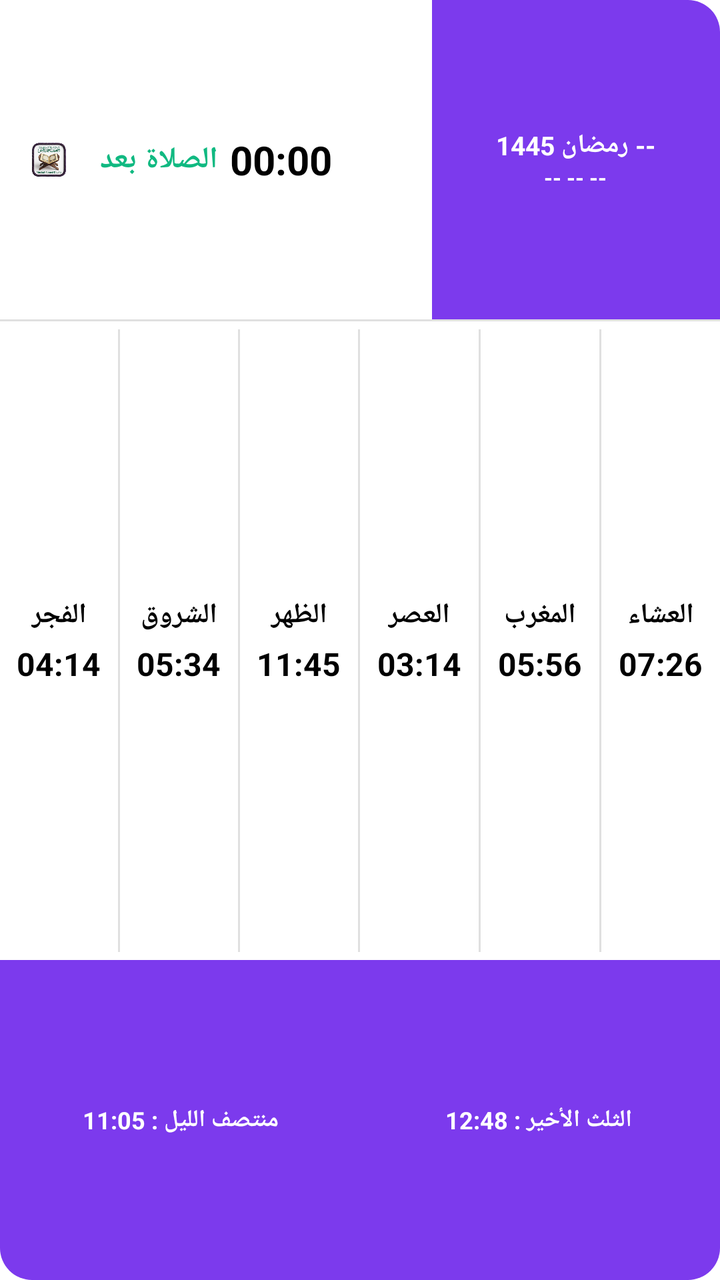
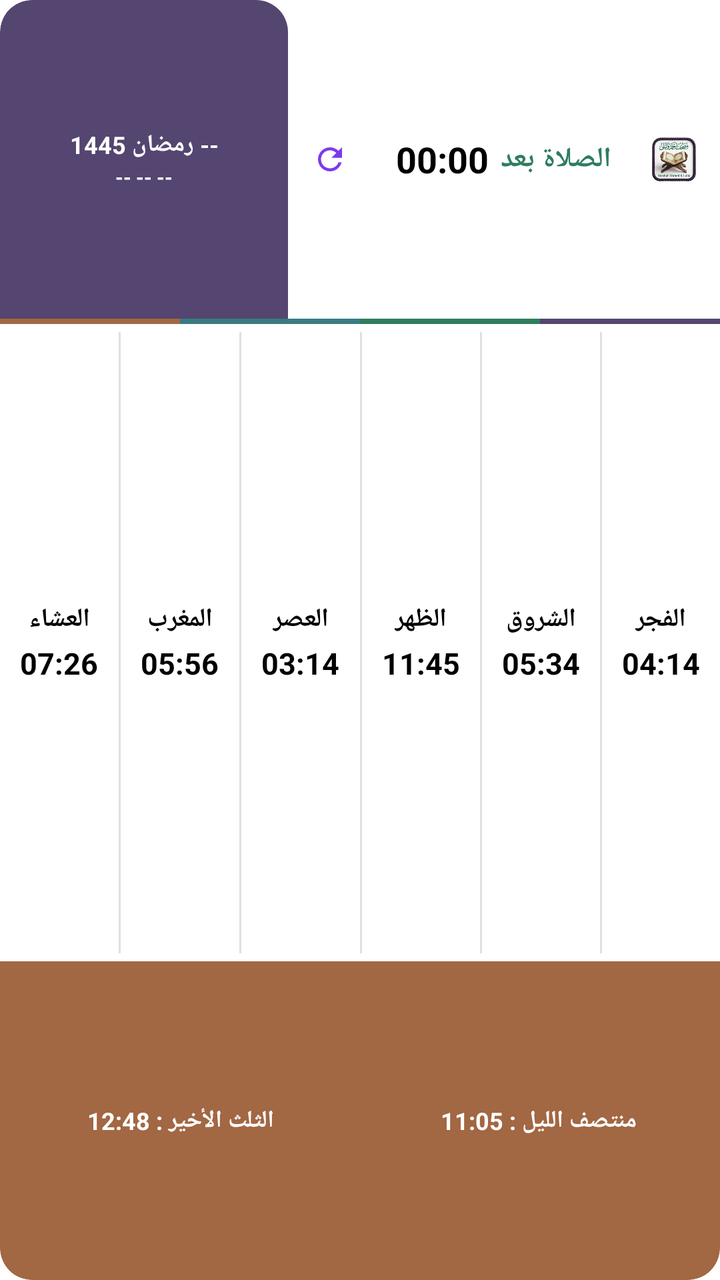

Compare the two renders of this Android layout. The source of the first and the diff that turns it into the second are given below.
<!-- AndroidManifest.xml: application theme AppTheme.NoActionBar -->
<!-- res/layout/prayer_widget.xml -->
<?xml version="1.0" encoding="utf-8"?>
<LinearLayout xmlns:android="http://schemas.android.com/apk/res/android"
    android:id="@+id/widget_root"
    android:layout_width="match_parent"
    android:layout_height="match_parent"
    android:orientation="vertical"
    android:background="@drawable/widget_bg_white"
    android:layout_margin="0dp"
    android:padding="0dp">

    
    <LinearLayout
        android:layout_width="match_parent"
        android:layout_height="0dp"
        android:layout_weight="25"
        android:orientation="horizontal"
        android:baselineAligned="false">

        
        <RelativeLayout
            android:layout_width="0dp"
            android:layout_weight="6"
            android:layout_height="match_parent"
            android:background="@drawable/widget_top_right_bg"
            android:padding="0dp">

            <ImageView
                android:id="@+id/widget_app_icon_small"
                android:layout_width="17dp"
                android:layout_height="17dp"
                android:src="@mipmap/ic_launcher"
                android:layout_alignParentStart="true"
                android:layout_alignParentRight="true"
                android:layout_centerVertical="true"
                android:layout_marginStart="16dp"
                android:layout_marginRight="16dp" />

            <ImageView
                android:id="@+id/widget_app_icon_large"
                android:layout_width="36dp"
                android:layout_height="36dp"
                android:src="@mipmap/ic_launcher"
                android:layout_alignParentStart="true"
                android:layout_alignParentRight="true"
                android:layout_centerVertical="true"
                android:layout_marginStart="12dp"
                android:layout_marginRight="12dp"
                android:visibility="gone" />

            <LinearLayout
                android:layout_width="wrap_content"
                android:layout_height="wrap_content"
                android:orientation="horizontal"
                android:layout_centerInParent="true"
                android:gravity="center">

                <TextView
                    android:id="@+id/widget_next_prayer_name"
                    android:layout_width="wrap_content"
                    android:layout_height="wrap_content"
                    android:text="الصلاة بعد"
                    android:textColor="#10b981"
                    android:textSize="15sp"
                    android:textStyle="bold"
                    android:layout_marginEnd="6dp" />

                <Chronometer
                    android:id="@+id/widget_next_prayer_time"
                    android:layout_width="wrap_content"
                    android:layout_height="wrap_content"
                    android:textColor="#000000"
                    android:textSize="20sp"
                    android:textStyle="bold"
                    android:layout_marginTop="0dp"
                    android:countDown="true" />
            </LinearLayout>
        </RelativeLayout>

        
        <LinearLayout
            android:id="@+id/widget_left_section"
            android:layout_width="0dp"
            android:layout_weight="4"
            android:layout_height="match_parent"
            android:background="@drawable/widget_left_bg"
            android:orientation="horizontal"
            android:gravity="center"
            android:padding="4dp">

            <LinearLayout
                android:layout_width="wrap_content"
                android:layout_height="wrap_content"
                android:orientation="vertical"
                android:gravity="center">

                <TextView
                    android:id="@+id/widget_hijri_date"
                    android:layout_width="wrap_content"
                    android:layout_height="wrap_content"
                    android:text="-- رمضان 1445"
                    android:textColor="#FFFFFF"
                    android:textSize="13sp"
                    android:textStyle="bold"
                    android:layout_marginTop="0dp" />

                <TextView
                    android:id="@+id/widget_gregorian_date"
                    android:layout_width="wrap_content"
                    android:layout_height="wrap_content"
                    android:text="-- -- --"
                    android:textColor="#FFFFFF"
                    android:textSize="11sp"
                    android:textStyle="bold"
                    android:layout_marginTop="0dp" />
            </LinearLayout>
        </LinearLayout>
    </LinearLayout>

    
    <FrameLayout
        android:layout_width="match_parent"
        android:layout_height="1dp"
        android:background="#E0E0E0" />

    
    <LinearLayout
        android:layout_width="match_parent"
        android:layout_height="0dp"
        android:layout_weight="50"
        android:orientation="horizontal"
        android:background="#FFFFFF"
        android:paddingTop="2dp"
        android:paddingBottom="2dp">

        
        <LinearLayout android:id="@+id/col_fajr" android:layout_width="0dp" android:layout_weight="1" android:layout_height="match_parent" android:orientation="vertical" android:gravity="center">
            <TextView android:id="@+id/name_fajr" android:layout_width="wrap_content" android:layout_height="wrap_content" android:text="الفجر" android:textColor="#000000" android:textSize="14sp" android:textStyle="bold"/>
            <TextView android:id="@+id/time_fajr" android:layout_width="wrap_content" android:layout_height="wrap_content" android:text="04:14" android:textColor="#000000" android:textSize="16sp" android:textStyle="bold" android:layout_marginTop="4dp"/>
        </LinearLayout>
        <FrameLayout android:layout_width="1dp" android:layout_height="match_parent" android:background="#E0E0E0" android:layout_marginTop="2dp" android:layout_marginBottom="2dp"/>

        
        <LinearLayout android:id="@+id/col_sunrise" android:layout_width="0dp" android:layout_weight="1" android:layout_height="match_parent" android:orientation="vertical" android:gravity="center">
            <TextView android:id="@+id/name_sunrise" android:layout_width="wrap_content" android:layout_height="wrap_content" android:text="الشروق" android:textColor="#000000" android:textSize="14sp" android:textStyle="bold"/>
            <TextView android:id="@+id/time_sunrise" android:layout_width="wrap_content" android:layout_height="wrap_content" android:text="05:34" android:textColor="#000000" android:textSize="16sp" android:textStyle="bold" android:layout_marginTop="4dp"/>
        </LinearLayout>
        <FrameLayout android:layout_width="1dp" android:layout_height="match_parent" android:background="#E0E0E0" android:layout_marginTop="2dp" android:layout_marginBottom="2dp"/>

        
        <LinearLayout android:id="@+id/col_dhuhr" android:layout_width="0dp" android:layout_weight="1" android:layout_height="match_parent" android:orientation="vertical" android:gravity="center">
            <TextView android:id="@+id/name_dhuhr" android:layout_width="wrap_content" android:layout_height="wrap_content" android:text="الظهر" android:textColor="#000000" android:textSize="14sp" android:textStyle="bold"/>
            <TextView android:id="@+id/time_dhuhr" android:layout_width="wrap_content" android:layout_height="wrap_content" android:text="11:45" android:textColor="#000000" android:textSize="16sp" android:textStyle="bold" android:layout_marginTop="4dp"/>
        </LinearLayout>
        <FrameLayout android:layout_width="1dp" android:layout_height="match_parent" android:background="#E0E0E0" android:layout_marginTop="2dp" android:layout_marginBottom="2dp"/>

        
        <LinearLayout android:id="@+id/col_asr" android:layout_width="0dp" android:layout_weight="1" android:layout_height="match_parent" android:orientation="vertical" android:gravity="center">
            <TextView android:id="@+id/name_asr" android:layout_width="wrap_content" android:layout_height="wrap_content" android:text="العصر" android:textColor="#000000" android:textSize="14sp" android:textStyle="bold"/>
            <TextView android:id="@+id/time_asr" android:layout_width="wrap_content" android:layout_height="wrap_content" android:text="03:14" android:textColor="#000000" android:textSize="16sp" android:textStyle="bold" android:layout_marginTop="4dp"/>
        </LinearLayout>
        <FrameLayout android:layout_width="1dp" android:layout_height="match_parent" android:background="#E0E0E0" android:layout_marginTop="2dp" android:layout_marginBottom="2dp"/>

        
        <LinearLayout android:id="@+id/col_maghrib" android:layout_width="0dp" android:layout_weight="1" android:layout_height="match_parent" android:orientation="vertical" android:gravity="center">
            <TextView android:id="@+id/name_maghrib" android:layout_width="wrap_content" android:layout_height="wrap_content" android:text="المغرب" android:textColor="#000000" android:textSize="14sp" android:textStyle="bold"/>
            <TextView android:id="@+id/time_maghrib" android:layout_width="wrap_content" android:layout_height="wrap_content" android:text="05:56" android:textColor="#000000" android:textSize="16sp" android:textStyle="bold" android:layout_marginTop="4dp"/>
        </LinearLayout>
        <FrameLayout android:layout_width="1dp" android:layout_height="match_parent" android:background="#E0E0E0" android:layout_marginTop="2dp" android:layout_marginBottom="2dp"/>

        
        <LinearLayout android:id="@+id/col_isha" android:layout_width="0dp" android:layout_weight="1" android:layout_height="match_parent" android:orientation="vertical" android:gravity="center">
            <TextView android:id="@+id/name_isha" android:layout_width="wrap_content" android:layout_height="wrap_content" android:text="العشاء" android:textColor="#000000" android:textSize="14sp" android:textStyle="bold"/>
            <TextView android:id="@+id/time_isha" android:layout_width="wrap_content" android:layout_height="wrap_content" android:text="07:26" android:textColor="#000000" android:textSize="16sp" android:textStyle="bold" android:layout_marginTop="4dp"/>
        </LinearLayout>
    </LinearLayout>

    
    <LinearLayout
        android:id="@+id/widget_bottom_section"
        android:layout_width="match_parent"
        android:layout_height="0dp"
        android:layout_weight="25"
        android:orientation="horizontal"
        android:background="@drawable/widget_bottom_bg"
        android:padding="1dp"
        android:gravity="center">

        <TextView
            android:id="@+id/widget_midnight"
            android:layout_width="0dp"
            android:layout_weight="1"
            android:layout_height="match_parent"
            android:text="منتصف الليل : 11:05"
            android:textColor="#FFFFFF"
            android:textSize="12sp"
            android:textStyle="bold"
            android:gravity="center" />

        <TextView
            android:id="@+id/widget_last_third"
            android:layout_width="0dp"
            android:layout_weight="1"
            android:layout_height="match_parent"
            android:text="الثلث الأخير : 12:48"
            android:textColor="#FFFFFF"
            android:textSize="12sp"
            android:textStyle="bold"
            android:gravity="center" />
    </LinearLayout>
</LinearLayout>
<!-- resources referenced by this layout -->
<resources>
  <!-- drawable widget_bg_white (drawable) -->
  <?xml version="1.0" encoding="utf-8"?>
  <shape xmlns:android="http://schemas.android.com/apk/res/android">
      <solid android:color="#FFFFFF" />
      <corners android:radius="16dp" />
  </shape>
  <!-- drawable widget_bottom_bg (drawable) -->
  <?xml version="1.0" encoding="utf-8"?>
  <shape xmlns:android="http://schemas.android.com/apk/res/android">
      <solid android:color="#7c3aed" />
      <corners android:bottomLeftRadius="16dp" android:bottomRightRadius="16dp" />
  </shape>
  <!-- drawable widget_left_bg (drawable) -->
  <?xml version="1.0" encoding="utf-8"?>
  <shape xmlns:android="http://schemas.android.com/apk/res/android">
      <solid android:color="#7c3aed" />
      <corners android:topRightRadius="16dp" />
  </shape>
  <!-- drawable widget_top_right_bg (drawable) -->
  <?xml version="1.0" encoding="utf-8"?>
  <shape xmlns:android="http://schemas.android.com/apk/res/android">
      <solid android:color="#FFFFFF" />
      <corners android:topLeftRadius="16dp" />
  </shape>
  <!-- mipmap ic_launcher: png bitmap (mipmap-hdpi, 17093 bytes) -->
</resources>

<!-- the commit's change to res/layout/prayer_widget.xml (unified diff, before → after) -->
@@ -4,7 +4,9 @@
     android:layout_width="match_parent"
     android:layout_height="match_parent"
     android:orientation="vertical"
+    android:layoutDirection="rtl"
     android:background="@drawable/widget_bg_white"
+    android:clipToOutline="true"
     android:layout_margin="0dp"
     android:padding="0dp">
 
@@ -18,36 +20,38 @@
 
         
         <RelativeLayout
+            android:id="@+id/widget_top_right_section"
             android:layout_width="0dp"
             android:layout_weight="6"
             android:layout_height="match_parent"
             android:background="@drawable/widget_top_right_bg"
             android:padding="0dp">
 
+            
             <ImageView
                 android:id="@+id/widget_app_icon_small"
-                android:layout_width="17dp"
-                android:layout_height="17dp"
+                android:layout_width="22dp"
+                android:layout_height="22dp"
                 android:src="@mipmap/ic_launcher"
                 android:layout_alignParentStart="true"
-                android:layout_alignParentRight="true"
                 android:layout_centerVertical="true"
-                android:layout_marginStart="16dp"
-                android:layout_marginRight="16dp" />
+                android:layout_marginStart="12dp"
+                android:contentDescription="App Icon" />
 
             <ImageView
                 android:id="@+id/widget_app_icon_large"
-                android:layout_width="36dp"
-                android:layout_height="36dp"
+                android:layout_width="34dp"
+                android:layout_height="34dp"
                 android:src="@mipmap/ic_launcher"
                 android:layout_alignParentStart="true"
-                android:layout_alignParentRight="true"
                 android:layout_centerVertical="true"
                 android:layout_marginStart="12dp"
-                android:layout_marginRight="12dp"
-                android:visibility="gone" />
-
+                android:visibility="gone"
+                android:contentDescription="App Icon Large" />
+
+            
             <LinearLayout
+                android:id="@+id/widget_next_prayer_container"
                 android:layout_width="wrap_content"
                 android:layout_height="wrap_content"
                 android:orientation="horizontal"
@@ -59,8 +63,8 @@
                     android:layout_width="wrap_content"
                     android:layout_height="wrap_content"
                     android:text="الصلاة بعد"
-                    android:textColor="#10b981"
-                    android:textSize="15sp"
+                    android:textColor="#2E7D5E"
+                    android:textSize="14sp"
                     android:textStyle="bold"
                     android:layout_marginEnd="6dp" />
 
@@ -69,11 +73,33 @@
                     android:layout_width="wrap_content"
                     android:layout_height="wrap_content"
                     android:textColor="#000000"
-                    android:textSize="20sp"
+                    android:textSize="18sp"
                     android:textStyle="bold"
                     android:layout_marginTop="0dp"
                     android:countDown="true" />
+
+                <TextView
+                    android:id="@+id/widget_next_prayer_time_en"
+                    android:layout_width="wrap_content"
+                    android:layout_height="wrap_content"
+                    android:textColor="#000000"
+                    android:textSize="18sp"
+                    android:textStyle="bold"
+                    android:layout_marginTop="0dp"
+                    android:visibility="gone" />
             </LinearLayout>
+
+            
+            <ImageView
+                android:id="@+id/widget_btn_refresh"
+                android:layout_width="22dp"
+                android:layout_height="22dp"
+                android:src="@drawable/ic_widget_refresh"
+                android:layout_alignParentEnd="true"
+                android:layout_centerVertical="true"
+                android:layout_marginEnd="10dp"
+                android:padding="2dp"
+                android:contentDescription="Refresh" />
         </RelativeLayout>
 
         
@@ -83,94 +109,125 @@
             android:layout_weight="4"
             android:layout_height="match_parent"
             android:background="@drawable/widget_left_bg"
-            android:orientation="horizontal"
+            android:orientation="vertical"
             android:gravity="center"
-            android:padding="4dp">
-
-            <LinearLayout
-                android:layout_width="wrap_content"
+            android:clickable="true"
+            android:focusable="true"
+            android:paddingStart="4dp"
+            android:paddingEnd="4dp">
+
+            <TextView
+                android:id="@+id/widget_hijri_date"
+                android:layout_width="match_parent"
                 android:layout_height="wrap_content"
-                android:orientation="vertical"
-                android:gravity="center">
-
-                <TextView
-                    android:id="@+id/widget_hijri_date"
-                    android:layout_width="wrap_content"
-                    android:layout_height="wrap_content"
-                    android:text="-- رمضان 1445"
-                    android:textColor="#FFFFFF"
-                    android:textSize="13sp"
-                    android:textStyle="bold"
-                    android:layout_marginTop="0dp" />
-
-                <TextView
-                    android:id="@+id/widget_gregorian_date"
-                    android:layout_width="wrap_content"
-                    android:layout_height="wrap_content"
-                    android:text="-- -- --"
-                    android:textColor="#FFFFFF"
-                    android:textSize="11sp"
-                    android:textStyle="bold"
-                    android:layout_marginTop="0dp" />
-            </LinearLayout>
-        </LinearLayout>
-    </LinearLayout>
-
-    
-    <FrameLayout
-        android:layout_width="match_parent"
-        android:layout_height="1dp"
-        android:background="#E0E0E0" />
-
-    
-    <LinearLayout
+                android:text="-- رمضان 1445"
+                android:textColor="#FFFFFF"
+                android:textSize="12sp"
+                android:textStyle="bold"
+                android:gravity="center"
+                android:textAlignment="center"
+                android:singleLine="true" />
+
+            <TextView
+                android:id="@+id/widget_gregorian_date"
+                android:layout_width="match_parent"
+                android:layout_height="wrap_content"
+                android:text="-- -- --"
+                android:textColor="#FFFFFF"
+                android:textSize="10sp"
+                android:textStyle="bold"
+                android:gravity="center"
+                android:textAlignment="center"
+                android:singleLine="true"
+                android:layout_marginTop="1dp" />
+        </LinearLayout>
+    </LinearLayout>
+
+    
+    <LinearLayout
+        android:id="@+id/widget_accent_strip"
+        android:layout_width="match_parent"
+        android:layout_height="2.5dp"
+        android:orientation="horizontal"
+        android:baselineAligned="false">
+        <FrameLayout
+            android:id="@+id/full_strip_purple"
+            android:layout_width="0dp"
+            android:layout_weight="1"
+            android:layout_height="match_parent"
+            android:background="#544670" />
+        <FrameLayout
+            android:id="@+id/full_strip_green"
+            android:layout_width="0dp"
+            android:layout_weight="1"
+            android:layout_height="match_parent"
+            android:background="#2E7D5E" />
+        <FrameLayout
+            android:id="@+id/full_strip_teal"
+            android:layout_width="0dp"
+            android:layout_weight="1"
+            android:layout_height="match_parent"
+            android:background="#3B7A82" />
+        <FrameLayout
+            android:id="@+id/full_strip_terracotta"
+            android:layout_width="0dp"
+            android:layout_weight="1"
+            android:layout_height="match_parent"
+            android:background="#A26743" />
+    </LinearLayout>
+
+    
+    <LinearLayout
+        android:id="@+id/widget_middle_section"
         android:layout_width="match_parent"
         android:layout_height="0dp"
         android:layout_weight="50"
         android:orientation="horizontal"
         android:background="#FFFFFF"
         android:paddingTop="2dp"
-        android:paddingBottom="2dp">
+        android:paddingBottom="2dp"
+        android:clickable="true"
+        android:focusable="true">
 
         
         <LinearLayout android:id="@+id/col_fajr" android:layout_width="0dp" android:layout_weight="1" android:layout_height="match_parent" android:orientation="vertical" android:gravity="center">
-            <TextView android:id="@+id/name_fajr" android:layout_width="wrap_content" android:layout_height="wrap_content" android:text="الفجر" android:textColor="#000000" android:textSize="14sp" android:textStyle="bold"/>
-            <TextView android:id="@+id/time_fajr" android:layout_width="wrap_content" android:layout_height="wrap_content" android:text="04:14" android:textColor="#000000" android:textSize="16sp" android:textStyle="bold" android:layout_marginTop="4dp"/>
-        </LinearLayout>
-        <FrameLayout android:layout_width="1dp" android:layout_height="match_parent" android:background="#E0E0E0" android:layout_marginTop="2dp" android:layout_marginBottom="2dp"/>
+            <TextView android:id="@+id/name_fajr" android:layout_width="wrap_content" android:layout_height="wrap_content" android:text="الفجر" android:textColor="#000000" android:textSize="13sp" android:textStyle="bold"/>
+            <TextView android:id="@+id/time_fajr" android:layout_width="wrap_content" android:layout_height="wrap_content" android:text="04:14" android:textColor="#000000" android:textSize="15sp" android:textStyle="bold" android:layout_marginTop="3dp"/>
+        </LinearLayout>
+        <FrameLayout android:id="@+id/sep_1" android:layout_width="1dp" android:layout_height="match_parent" android:background="#E0E0E0" android:layout_marginTop="2dp" android:layout_marginBottom="2dp"/>
 
         
         <LinearLayout android:id="@+id/col_sunrise" android:layout_width="0dp" android:layout_weight="1" android:layout_height="match_parent" android:orientation="vertical" android:gravity="center">
-            <TextView android:id="@+id/name_sunrise" android:layout_width="wrap_content" android:layout_height="wrap_content" android:text="الشروق" android:textColor="#000000" android:textSize="14sp" android:textStyle="bold"/>
-            <TextView android:id="@+id/time_sunrise" android:layout_width="wrap_content" android:layout_height="wrap_content" android:text="05:34" android:textColor="#000000" android:textSize="16sp" android:textStyle="bold" android:layout_marginTop="4dp"/>
-        </LinearLayout>
-        <FrameLayout android:layout_width="1dp" android:layout_height="match_parent" android:background="#E0E0E0" android:layout_marginTop="2dp" android:layout_marginBottom="2dp"/>
+            <TextView android:id="@+id/name_sunrise" android:layout_width="wrap_content" android:layout_height="wrap_content" android:text="الشروق" android:textColor="#000000" android:textSize="13sp" android:textStyle="bold"/>
+            <TextView android:id="@+id/time_sunrise" android:layout_width="wrap_content" android:layout_height="wrap_content" android:text="05:34" android:textColor="#000000" android:textSize="15sp" android:textStyle="bold" android:layout_marginTop="3dp"/>
+        </LinearLayout>
+        <FrameLayout android:id="@+id/sep_2" android:layout_width="1dp" android:layout_height="match_parent" android:background="#E0E0E0" android:layout_marginTop="2dp" android:layout_marginBottom="2dp"/>
 
         
         <LinearLayout android:id="@+id/col_dhuhr" android:layout_width="0dp" android:layout_weight="1" android:layout_height="match_parent" android:orientation="vertical" android:gravity="center">
-            <TextView android:id="@+id/name_dhuhr" android:layout_width="wrap_content" android:layout_height="wrap_content" android:text="الظهر" android:textColor="#000000" android:textSize="14sp" android:textStyle="bold"/>
-            <TextView android:id="@+id/time_dhuhr" android:layout_width="wrap_content" android:layout_height="wrap_content" android:text="11:45" android:textColor="#000000" android:textSize="16sp" android:textStyle="bold" android:layout_marginTop="4dp"/>
-        </LinearLayout>
-        <FrameLayout android:layout_width="1dp" android:layout_height="match_parent" android:background="#E0E0E0" android:layout_marginTop="2dp" android:layout_marginBottom="2dp"/>
+            <TextView android:id="@+id/name_dhuhr" android:layout_width="wrap_content" android:layout_height="wrap_content" android:text="الظهر" android:textColor="#000000" android:textSize="13sp" android:textStyle="bold"/>
+            <TextView android:id="@+id/time_dhuhr" android:layout_width="wrap_content" android:layout_height="wrap_content" android:text="11:45" android:textColor="#000000" android:textSize="15sp" android:textStyle="bold" android:layout_marginTop="3dp"/>
+        </LinearLayout>
+        <FrameLayout android:id="@+id/sep_3" android:layout_width="1dp" android:layout_height="match_parent" android:background="#E0E0E0" android:layout_marginTop="2dp" android:layout_marginBottom="2dp"/>
 
         
         <LinearLayout android:id="@+id/col_asr" android:layout_width="0dp" android:layout_weight="1" android:layout_height="match_parent" android:orientation="vertical" android:gravity="center">
-            <TextView android:id="@+id/name_asr" android:layout_width="wrap_content" android:layout_height="wrap_content" android:text="العصر" android:textColor="#000000" android:textSize="14sp" android:textStyle="bold"/>
-            <TextView android:id="@+id/time_asr" android:layout_width="wrap_content" android:layout_height="wrap_content" android:text="03:14" android:textColor="#000000" android:textSize="16sp" android:textStyle="bold" android:layout_marginTop="4dp"/>
-        </LinearLayout>
-        <FrameLayout android:layout_width="1dp" android:layout_height="match_parent" android:background="#E0E0E0" android:layout_marginTop="2dp" android:layout_marginBottom="2dp"/>
+            <TextView android:id="@+id/name_asr" android:layout_width="wrap_content" android:layout_height="wrap_content" android:text="العصر" android:textColor="#000000" android:textSize="13sp" android:textStyle="bold"/>
+            <TextView android:id="@+id/time_asr" android:layout_width="wrap_content" android:layout_height="wrap_content" android:text="03:14" android:textColor="#000000" android:textSize="15sp" android:textStyle="bold" android:layout_marginTop="3dp"/>
+        </LinearLayout>
+        <FrameLayout android:id="@+id/sep_4" android:layout_width="1dp" android:layout_height="match_parent" android:background="#E0E0E0" android:layout_marginTop="2dp" android:layout_marginBottom="2dp"/>
 
         
         <LinearLayout android:id="@+id/col_maghrib" android:layout_width="0dp" android:layout_weight="1" android:layout_height="match_parent" android:orientation="vertical" android:gravity="center">
-            <TextView android:id="@+id/name_maghrib" android:layout_width="wrap_content" android:layout_height="wrap_content" android:text="المغرب" android:textColor="#000000" android:textSize="14sp" android:textStyle="bold"/>
-            <TextView android:id="@+id/time_maghrib" android:layout_width="wrap_content" android:layout_height="wrap_content" android:text="05:56" android:textColor="#000000" android:textSize="16sp" android:textStyle="bold" android:layout_marginTop="4dp"/>
-        </LinearLayout>
-        <FrameLayout android:layout_width="1dp" android:layout_height="match_parent" android:background="#E0E0E0" android:layout_marginTop="2dp" android:layout_marginBottom="2dp"/>
+            <TextView android:id="@+id/name_maghrib" android:layout_width="wrap_content" android:layout_height="wrap_content" android:text="المغرب" android:textColor="#000000" android:textSize="13sp" android:textStyle="bold"/>
+            <TextView android:id="@+id/time_maghrib" android:layout_width="wrap_content" android:layout_height="wrap_content" android:text="05:56" android:textColor="#000000" android:textSize="15sp" android:textStyle="bold" android:layout_marginTop="3dp"/>
+        </LinearLayout>
+        <FrameLayout android:id="@+id/sep_5" android:layout_width="1dp" android:layout_height="match_parent" android:background="#E0E0E0" android:layout_marginTop="2dp" android:layout_marginBottom="2dp"/>
 
         
         <LinearLayout android:id="@+id/col_isha" android:layout_width="0dp" android:layout_weight="1" android:layout_height="match_parent" android:orientation="vertical" android:gravity="center">
-            <TextView android:id="@+id/name_isha" android:layout_width="wrap_content" android:layout_height="wrap_content" android:text="العشاء" android:textColor="#000000" android:textSize="14sp" android:textStyle="bold"/>
-            <TextView android:id="@+id/time_isha" android:layout_width="wrap_content" android:layout_height="wrap_content" android:text="07:26" android:textColor="#000000" android:textSize="16sp" android:textStyle="bold" android:layout_marginTop="4dp"/>
+            <TextView android:id="@+id/name_isha" android:layout_width="wrap_content" android:layout_height="wrap_content" android:text="العشاء" android:textColor="#000000" android:textSize="13sp" android:textStyle="bold"/>
+            <TextView android:id="@+id/time_isha" android:layout_width="wrap_content" android:layout_height="wrap_content" android:text="07:26" android:textColor="#000000" android:textSize="15sp" android:textStyle="bold" android:layout_marginTop="3dp"/>
         </LinearLayout>
     </LinearLayout>
 
@@ -183,7 +240,9 @@
         android:orientation="horizontal"
         android:background="@drawable/widget_bottom_bg"
         android:padding="1dp"
-        android:gravity="center">
+        android:gravity="center"
+        android:clickable="true"
+        android:focusable="true">
 
         <TextView
             android:id="@+id/widget_midnight"
<!-- resource entries referenced after the edit -->
@@ -1,5 +1,15 @@
 <!-- resources referenced by this layout -->
 <resources>
+  <!-- drawable ic_widget_refresh (drawable) -->
+  <vector xmlns:android="http://schemas.android.com/apk/res/android"
+      android:width="24dp"
+      android:height="24dp"
+      android:viewportWidth="24"
+      android:viewportHeight="24">
+    <path
+        android:fillColor="#7c3aed"
+        android:pathData="M17.65,6.35C16.2,4.9 14.21,4 12,4c-4.42,0 -7.99,3.58 -7.99,8s3.57,8 7.99,8c3.73,0 6.84,-2.55 7.73,-6h-2.08c-0.82,2.33 -3.04,4 -5.65,4 -3.31,0 -6,-2.69 -6,-6s2.69,-6 6,-6c1.66,0 3.14,0.69 4.22,1.78L13,11h7V4l-2.35,2.35z"/>
+  </vector>
   <!-- drawable widget_bg_white (drawable) -->
   <?xml version="1.0" encoding="utf-8"?>
   <shape xmlns:android="http://schemas.android.com/apk/res/android">
@@ -9,14 +19,14 @@
   <!-- drawable widget_bottom_bg (drawable) -->
   <?xml version="1.0" encoding="utf-8"?>
   <shape xmlns:android="http://schemas.android.com/apk/res/android">
-      <solid android:color="#7c3aed" />
+      <solid android:color="#A26743" />
       <corners android:bottomLeftRadius="16dp" android:bottomRightRadius="16dp" />
   </shape>
   <!-- drawable widget_left_bg (drawable) -->
   <?xml version="1.0" encoding="utf-8"?>
   <shape xmlns:android="http://schemas.android.com/apk/res/android">
-      <solid android:color="#7c3aed" />
-      <corners android:topRightRadius="16dp" />
+      <solid android:color="#544670" />
+      <corners android:topRightRadius="16dp" android:topLeftRadius="16dp" />
   </shape>
   <!-- drawable widget_top_right_bg (drawable) -->
   <?xml version="1.0" encoding="utf-8"?>
